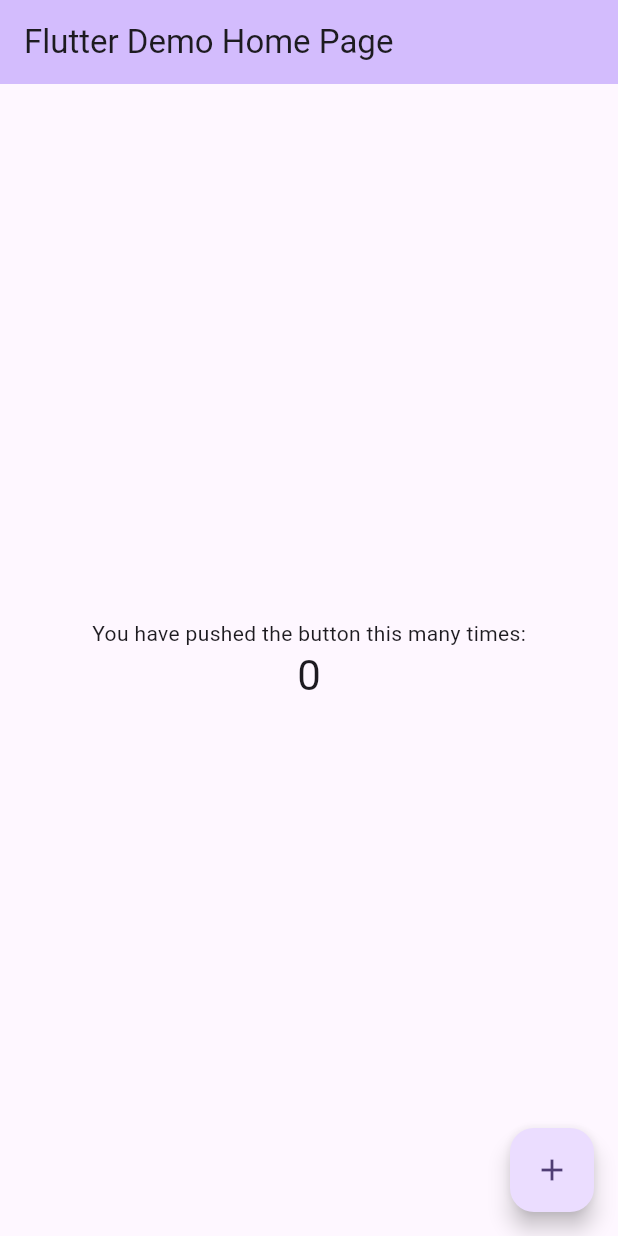
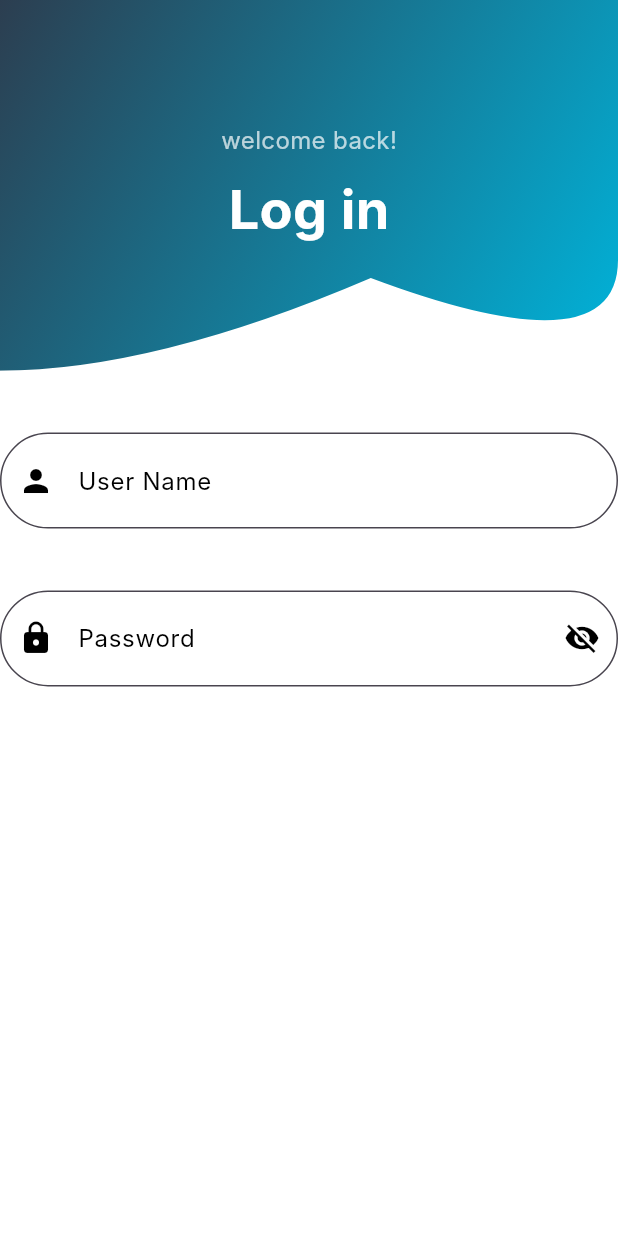
Before and after one commit to dfhhgh/ecommerce, a Flutter app: the screen it shows after launch, on a phone screen of 412 x 824 dp. Run offline on Flutter 3.47's test engine with Material 3 defaults, Android fonts, the phone set to English and light mode, and no system bars; Roboto replaces fonts that are missing (Inter).

Commit message:
Design System

```diff
--- a/lib/main.dart
+++ b/lib/main.dart
@@ -1,4 +1,7 @@
+import 'package:ecommerce/signin.dart';
+import 'package:ecommerce/util/them_Light.dart';
 import 'package:flutter/material.dart';
+import 'them_light/App_color_light.dart';
 
 void main() {
   runApp(const MyApp());
@@ -12,111 +15,76 @@ class MyApp extends StatelessWidget {
   Widget build(BuildContext context) {
     return MaterialApp(
       title: 'Flutter Demo',
-      theme: ThemeData(
-        // This is the theme of your application.
-        //
-        // TRY THIS: Try running your application with "flutter run". You'll see
-        // the application has a purple toolbar. Then, without quitting the app,
-        // try changing the seedColor in the colorScheme below to Colors.green
-        // and then invoke "hot reload" (save your changes or press the "hot
-        // reload" button in a Flutter-supported IDE, or press "r" if you used
-        // the command line to start the app).
-        //
-        // Notice that the counter didn't reset back to zero; the application
-        // state is not lost during the reload. To reset the state, use hot
-        // restart instead.
-        //
-        // This works for code too, not just values: Most code changes can be
-        // tested with just a hot reload.
-        colorScheme: .fromSeed(seedColor: Colors.deepPurple),
-      ),
-      home: const MyHomePage(title: 'Flutter Demo Home Page'),
+
+      theme: LightTheme.theme,
+      initialRoute: '/',
+      routes: {'/': (context) => Bmi()},
     );
   }
 }
 
-class MyHomePage extends StatefulWidget {
-  const MyHomePage({super.key, required this.title});
+// class MyHomePage extends StatefulWidget {
+//   const MyHomePage({super.key, required this.title});
 
-  // This widget is the home page of your application. It is stateful, meaning
-  // that it has a State object (defined below) that contains fields that affect
-  // how it looks.
+//   // This widget is the home page of your application. It is stateful, meaning
+//   // that it has a State object (defined below) that contains fields that affect
+//   // how it looks.
 
-  // This class is the configuration for the state. It holds the values (in this
-  // case the title) provided by the parent (in this case the App widget) and
-  // used by the build method of the State. Fields in a Widget subclass are
-  // always marked "final".
+//   // This class is the configuration for the state. It holds the values (in this
+//   // case the title) provided by the parent (in this case the App widget) and
+//   // used by the build method of the State. Fields in a Widget subclass are
+//   // always marked "final".
 
-  final String title;
+//   final String title;
 
-  @override
-  State<MyHomePage> createState() => _MyHomePageState();
-}
+//   @override
+//   State<MyHomePage> createState() => _MyHomePageState();
+// }
 
-class _MyHomePageState extends State<MyHomePage> {
-  int _counter = 0;
+// class _MyHomePageState extends State<MyHomePage> {
+//   int _counter = 0;
 
-  void _incrementCounter() {
-    setState(() {
-      // This call to setState tells the Flutter framework that something has
-      // changed in this State, which causes it to rerun the build method below
-      // so that the display can reflect the updated values. If we changed
-      // _counter without calling setState(), then the build method would not be
-      // called again, and so nothing would appear to happen.
-      _counter++;
-    });
-  }
+//   void _incrementCounter() {
+//     setState(() {
+//       // This call to setState tells the Flutter framework that something has
+//       // changed in this State, which causes it to rerun the build method below
+//       // so that the display can reflect the updated values. If we changed
+//       // _counter without calling setState(), then the build method would not be
+//       // called again, and so nothing would appear to happen.
+//       _counter++;
+//     });
+//   }
 
-  @override
-  Widget build(BuildContext context) {
-    // This method is rerun every time setState is called, for instance as done
-    // by the _incrementCounter method above.
-    //
-    // The Flutter framework has been optimized to make rerunning build methods
-    // fast, so that you can just rebuild anything that needs updating rather
-    // than having to individually change instances of widgets.
-    return Scaffold(
-      appBar: AppBar(
-        // TRY THIS: Try changing the color here to a specific color (to
-        // Colors.amber, perhaps?) and trigger a hot reload to see the AppBar
-        // change color while the other colors stay the same.
-        backgroundColor: Theme.of(context).colorScheme.inversePrimary,
-        // Here we take the value from the MyHomePage object that was created by
-        // the App.build method, and use it to set our appbar title.
-        title: Text(widget.title),
-      ),
-      body: Center(
-        // Center is a layout widget. It takes a single child and positions it
-        // in the middle of the parent.
-        child: Column(
-          // Column is also a layout widget. It takes a list of children and
-          // arranges them vertically. By default, it sizes itself to fit its
-          // children horizontally, and tries to be as tall as its parent.
-          //
-          // Column has various properties to control how it sizes itself and
-          // how it positions its children. Here we use mainAxisAlignment to
-          // center the children vertically; the main axis here is the vertical
-          // axis because Columns are vertical (the cross axis would be
-          // horizontal).
-          //
-          // TRY THIS: Invoke "debug painting" (choose the "Toggle Debug Paint"
-          // action in the IDE, or press "p" in the console), to see the
-          // wireframe for each widget.
-          mainAxisAlignment: .center,
-          children: [
-            const Text('You have pushed the button this many times:'),
-            Text(
-              '$_counter',
-              style: Theme.of(context).textTheme.headlineMedium,
-            ),
-          ],
-        ),
-      ),
-      floatingActionButton: FloatingActionButton(
-        onPressed: _incrementCounter,
-        tooltip: 'Increment',
-        child: const Icon(Icons.add),
-      ),
-    );
-  }
-}
+//   @override
+//   Widget build(BuildContext context) {
+//     // This method is rerun every time setState is called, for instance as done
+//     // by the _incrementCounter method above.
+//     //
+//     // The Flutter framework has been optimized to make rerunning build methods
+//     // fast, so that you can just rebuild anything that needs updating rather
+//     // than having to individually change instances of widgets.
+//     return Scaffold(
+//       appBar: AppBar(
+//         flexibleSpace: Container(
+//           decoration: BoxDecoration(gradient: AppColorsLight.primaryGradient),
+//         ),
+//       ),
+
+//       backgroundColor: Colors.transparent,
+//       body: Container(
+//         width: double.infinity,
+//         height: double.infinity,
+//         child: Column(
+//           children: [
+//             Icon(Icons.home),
+//             FloatingActionButton(
+//               onPressed: _incrementCounter,
+//               tooltip: 'Increment',
+//               child: const Icon(Icons.add),
+//             ),
+//           ],
+//         ),
+//         decoration: BoxDecoration(gradient: AppColorsLight.surfaceGradient),
+//       ),
+//     );
+//   }
--- /dev/null
+++ b/lib/signin.dart
@@ -0,0 +1,253 @@
+import 'dart:ui';
+
+import 'package:ecommerce/them_light/App_color_light.dart';
+import 'package:flutter/material.dart';
+
+class SignUpClipper extends CustomClipper<Path> {
+  final double curveFactor;
+
+  SignUpClipper(this.curveFactor);
+  @override
+  Path getClip(Size size) {
+    Path path = Path();
+
+    path.lineTo(0, size.height * curveFactor);
+
+    path.quadraticBezierTo(
+      size.width * 0.25,
+      size.height * curveFactor,
+      size.width * 0.6,
+      size.height * 0.75,
+    );
+
+    path.quadraticBezierTo(
+      size.width * curveFactor + 0.15,
+      size.height * curveFactor,
+      size.width,
+      size.height * 0.7,
+    );
+
+    path.lineTo(size.width, 0);
+    path.close();
+
+    return path;
+  }
+
+  @override
+  @override
+  bool shouldReclip(covariant SignUpClipper oldClipper) {
+    return oldClipper.curveFactor != curveFactor;
+  }
+}
+
+// class MyTween<T> {
+//   T begin;
+//   T end;
+//   MyTween({required this.begin, required this.end});
+// }
+
+class Bmi extends StatefulWidget {
+  @override
+  State<Bmi> createState() => _BmiState();
+}
+
+GlobalKey<FormState> keyform = GlobalKey();
+
+class _BmiState extends State<Bmi> {
+  double curveValue = 1.0;
+  @override
+  Widget build(BuildContext context) {
+    final double h = MediaQuery.of(context).size.height;
+    final double w = MediaQuery.of(context).size.width;
+
+    return Scaffold(
+      body: Container(
+        color: Colors.white,
+        child: Column(
+          spacing: h * 0.05,
+          children: [
+            Curveanimation(curveValue: curveValue),
+            FormLogin(keform: keyform),
+          ],
+        ),
+      ),
+    );
+  }
+}
+
+class FormLogin extends StatefulWidget {
+  final GlobalKey<FormState> keform;
+  const FormLogin({super.key, required this.keform});
+
+  @override
+  State<FormLogin> createState() => _FormLoginState();
+}
+
+class _FormLoginState extends State<FormLogin> {
+  @override
+  Widget build(BuildContext context) {
+    final double h = MediaQuery.of(context).size.height;
+    final double w = MediaQuery.of(context).size.width;
+    return Form(
+      child: Column(
+        spacing: h * 0.05,
+        children: [
+          infofield(labtex: "User Name"),
+          password(),
+        ],
+      ),
+    );
+  }
+}
+
+class infofield extends StatefulWidget {
+  final String labtex;
+
+  infofield({super.key, required this.labtex});
+
+  @override
+  State<infofield> createState() => _infofieldState();
+}
+
+class _infofieldState extends State<infofield> {
+  late FocusNode fn;
+  Color iconcolor = AppColorsLight.textPrimary;
+  @override
+  void initState() {
+    super.initState();
+    fn = FocusNode();
+    fn.addListener(
+      () => setState(() {
+        iconcolor = fn.hasFocus
+            ? AppColorsLight.accent
+            : AppColorsLight.textPrimary;
+      }),
+    );
+  }
+
+  @override
+  void dispose() {
+    fn.dispose();
+    super.dispose();
+  }
+
+  @override
+  Widget build(BuildContext context) {
+    return TextField(
+      focusNode: fn,
+      decoration: InputDecoration(
+        label: Text(widget.labtex),
+        prefixIcon: Icon(Icons.person, color: iconcolor),
+      ),
+    );
+  }
+}
+
+class password extends StatefulWidget {
+  const password({super.key});
+
+  @override
+  State<password> createState() => _passwordState();
+}
+
+class _passwordState extends State<password> {
+  IconData? icon = Icons.visibility_off;
+  bool ishidden = true;
+  late FocusNode focusNode;
+  Color Coloricon = Colors.black;
+
+  @override
+  void initState() {
+    super.initState();
+    focusNode = FocusNode();
+
+    focusNode.addListener(() {
+      setState(() {
+        Coloricon = focusNode.hasFocus
+            ? AppColorsLight.accent
+            : AppColorsLight.textPrimary;
+      });
+    });
+  }
+
+  @override
+  void dispose() {
+    focusNode.dispose();
+    super.dispose();
+  }
+
+  @override
+  Widget build(BuildContext context) {
+    return TextField(
+      focusNode: focusNode,
+      obscureText: ishidden,
+      decoration: InputDecoration(
+        label: Text("Password"),
+        prefixIcon: Icon(Icons.lock, color: Coloricon),
+        suffixIcon: IconButton(
+          onPressed: () {
+            setState(() {
+              if (ishidden) {
+                ishidden = false;
+                icon = Icons.visibility;
+              } else {
+                ishidden = true;
+                icon = Icons.visibility_off;
+              }
+            });
+          },
+          icon: Icon(icon, color: Coloricon),
+        ),
+      ),
+    );
+  }
+}
+
+class Curveanimation extends StatelessWidget {
+  const Curveanimation({super.key, required this.curveValue});
+
+  final double curveValue;
+
+  @override
+  Widget build(BuildContext context) {
+    return TweenAnimationBuilder<double>(
+      duration: const Duration(seconds: 2),
+      builder: (context, value, child) {
+        return ClipPath(
+          clipper: SignUpClipper(value),
+          child: Container(
+            height: MediaQuery.sizeOf(context).height * 0.3,
+            width: double.infinity,
+            decoration: const BoxDecoration(
+              gradient: LinearGradient(
+                begin: Alignment.topLeft,
+                end: Alignment.bottomRight,
+                colors: [Color(0xff2C3E50), Color(0xff00B4DB)],
+              ),
+            ),
+            child: const Column(
+              mainAxisAlignment: MainAxisAlignment.center,
+              children: [
+                Text(
+                  "welcome back!",
+                  style: TextStyle(color: Colors.white70, fontSize: 16),
+                ),
+                SizedBox(height: 8),
+                Text(
+                  "Log in",
+                  style: TextStyle(
+                    color: Colors.white,
+                    fontSize: 36,
+                    fontWeight: FontWeight.bold,
+                  ),
+                ),
+              ],
+            ),
+          ),
+        );
+      },
+      tween: Tween<double>(begin: 0.7, end: curveValue),
+      curve: Curves.easeInOutBack,
+    );
+  }
+}
--- /dev/null
+++ b/lib/them_light/App_color_light.dart
@@ -0,0 +1,34 @@
+import 'package:flutter/material.dart';
+import 'package:flutter/painting.dart';
+
+class AppColorsLight {
+  // ===== Gradients =====
+  static const LinearGradient primaryGradient = LinearGradient(
+    colors: [Color(0xFF252A3A), Color(0xFF344B93), Color(0xFF0E8FC6)],
+    begin: Alignment.topCenter,
+    end: Alignment.bottomCenter,
+    stops: [0.0, 0.5, 1.0],
+  );
+  static const LinearGradient primaryGradient2 = LinearGradient(
+    colors: [Color(0xFF252A3A), Color(0xFF344B93), Color(0xFF0E8FC6)],
+    begin: Alignment.centerLeft,
+    end: Alignment.centerRight,
+    stops: [0.0, 0.5, 1.0],
+  );
+  static const LinearGradient surfaceGradient = LinearGradient(
+    colors: [Color(0xFFFFFFFF), Color(0xFFBEBEBE)],
+    begin: Alignment.topCenter,
+    end: Alignment.bottomCenter,
+  );
+
+  // ===== Solid Colors =====
+  static const Color primary = Color(0xFF2E569B);
+  static const Color secondary = Color(0xFFBEBEBE);
+
+  static const Color accent = Color(0xFF0E8EC5);
+
+  static const Color textPrimary = Color(0xFF000000);
+  static const Color textSecondary = Color(0xFF0F6488);
+
+  static const Color background = Color(0xFFFFFFFF);
+}
--- /dev/null
+++ b/lib/util/them_Light.dart
@@ -0,0 +1,39 @@
+import 'package:ecommerce/them_light/App_color_light.dart';
+import 'package:flutter/material.dart';
+import 'package:flutter/painting.dart';
+
+class LightTheme {
+  static ThemeData theme = ThemeData(
+    textButtonTheme: TextButtonThemeData(
+      style: ButtonStyle(
+        foregroundColor: WidgetStatePropertyAll(AppColorsLight.accent),
+      ),
+    ),
+    disabledColor: AppColorsLight.secondary.withOpacity(0.5),
+    iconTheme: IconThemeData(color: AppColorsLight.accent),
+    appBarTheme: const AppBarTheme(
+      backgroundColor: Colors.transparent,
+      elevation: 0,
+    ),
+    focusColor: AppColorsLight.accent,
+    inputDecorationTheme: InputDecorationThemeData(
+      focusColor: AppColorsLight.accent,
+      focusedBorder: OutlineInputBorder(
+        borderRadius: BorderRadius.all(Radius.circular(100)),
+        borderSide: BorderSide(color: AppColorsLight.accent),
+      ),
+      border: OutlineInputBorder(
+        borderRadius: BorderRadius.all(Radius.circular(100)),
+        borderSide: BorderSide(color: AppColorsLight.accent),
+      ),
+      labelStyle: TextStyle(color: AppColorsLight.textPrimary),
+      floatingLabelStyle: TextStyle(color: AppColorsLight.accent),
+      contentPadding: EdgeInsets.symmetric(horizontal: 20, vertical: 20),
+      fillColor: AppColorsLight.background,
+      filled: true,
+    ),
+    brightness: ThemeData.light().brightness,
+    fontFamily: "Inter",
+    scaffoldBackgroundColor: AppColorsLight.background,
+  );
+}
```
